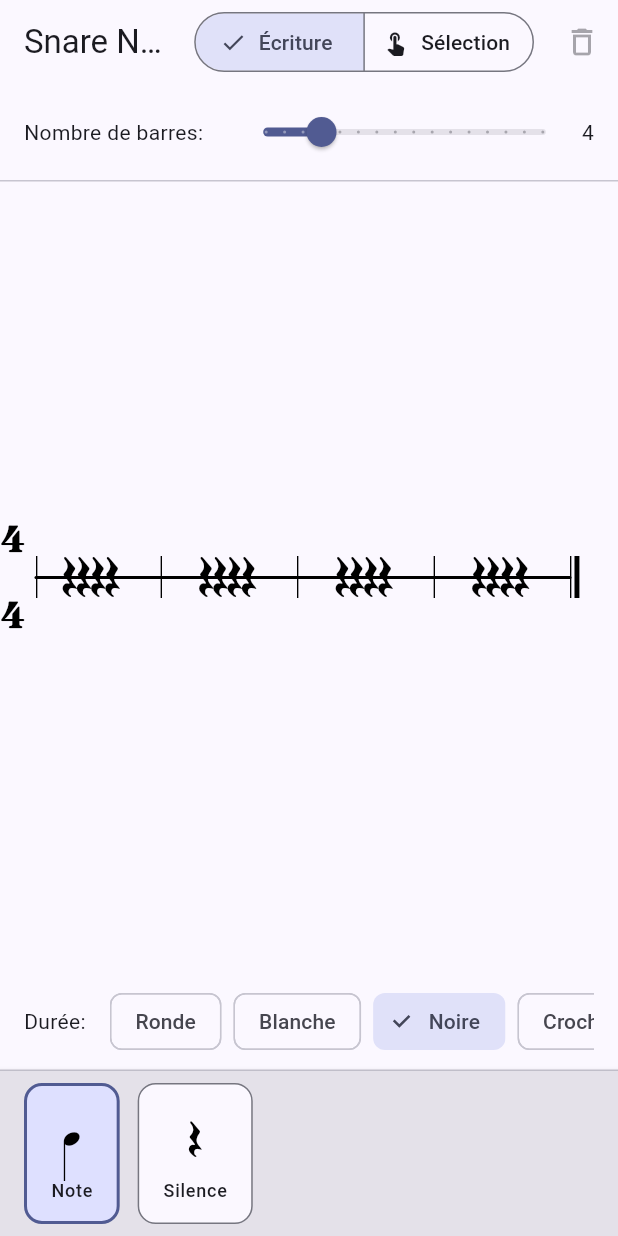
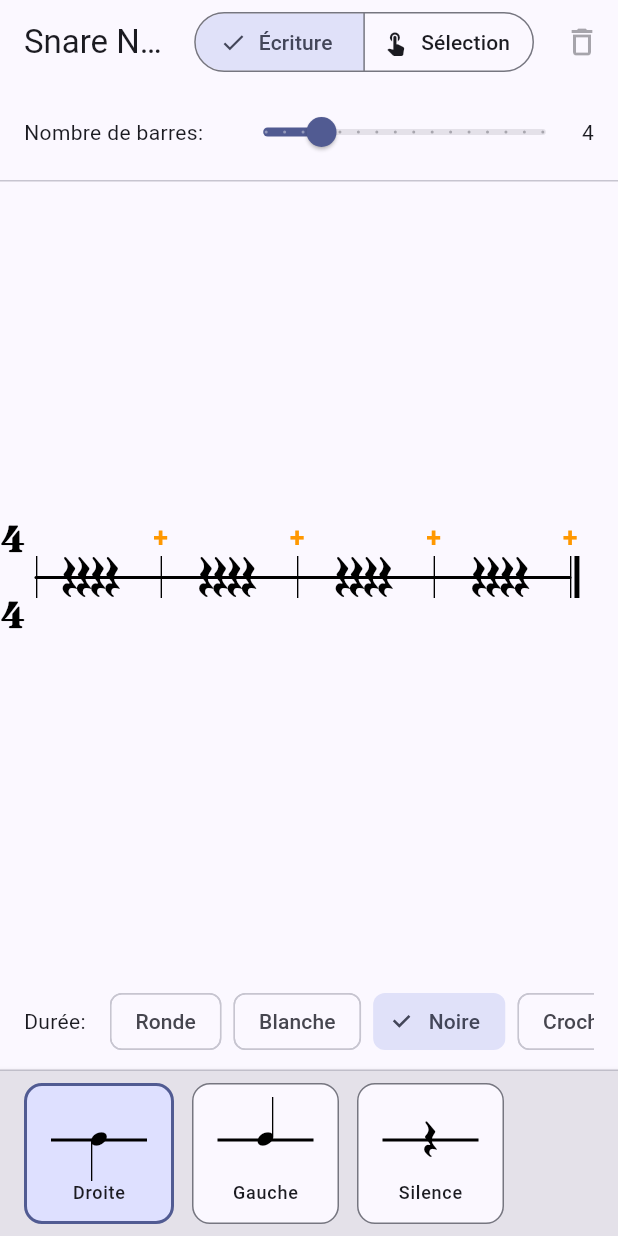
Before and after one commit to maelgui/score-notation, a Flutter app: the screen it shows after launch, on a phone screen of 412 x 824 dp. Run offline on Flutter 3.47's test engine with Material 3 defaults, Android fonts, the phone set to English and light mode, and no system bars.

Commit message:
New palette + measure too long

```diff
--- a/lib/controllers/score_controller.dart
+++ b/lib/controllers/score_controller.dart
@@ -10,6 +10,12 @@ import '../services/storage_service.dart';
 import '../utils/constants.dart';
 import '../utils/duration_converter.dart';
 import '../utils/music_symbols.dart';
+
+
+enum SelectedSymbol { right, left, rest }
+
+enum ModificationSymbol { accent, flam, drag, roll }
+
 
 /// Contrôleur pour gérer la logique métier de la partition.
 ///
@@ -90,8 +96,7 @@ class ScoreController {
   Future<void> addNoteAtBeat(
     int measureIndex, {
     required int eventIndex,
-    required bool placeAboveLine,
-    required String selectedSymbol,
+    required SelectedSymbol selectedSymbol,
     NoteDuration? selectedDuration,
   }) async {
     if (measureIndex < 0 || measureIndex >= _score.measures.length) {
@@ -110,7 +115,8 @@ class ScoreController {
         ? DurationConverter.toFraction(selectedDuration)
         : DurationFraction.quarter;
 
-    final bool isRest = selectedSymbol == MusicSymbols.restQuarter;
+    final bool isRest = selectedSymbol == SelectedSymbol.rest;
+    final bool placeAboveLine = selectedSymbol == SelectedSymbol.right;
 
     // Pas d'ornement ni d'accent
     final Ornament? ornament = null;
--- a/lib/main.dart
+++ b/lib/main.dart
@@ -52,7 +52,7 @@ class _StaffScreenState extends State<StaffScreen> {
   late final ScoreController _scoreController;
 
   Score get _score => _scoreController.score;
-  String _selectedSymbol = MusicSymbols.quarterNote;
+  SelectedSymbol _selectedSymbol = SelectedSymbol.right;
   NoteDuration? _selectedDuration = NoteDuration.quarter;
   bool _isLoading = true;
   EditMode _editMode = EditMode.write;
@@ -62,15 +62,17 @@ class _StaffScreenState extends State<StaffScreen> {
   int? _selectedEventIndex;
   SelectionState _selectionState = SelectionState();
 
-  static const List<PaletteSymbol> _availableSymbols = [
-    PaletteSymbol(label: 'Note', symbol: MusicSymbols.quarterNote),
-    PaletteSymbol(label: 'Silence', symbol: MusicSymbols.restQuarter),
+  static const List<PaletteSymbol<SelectedSymbol>> _availableSymbols = [
+    PaletteSymbol(label: 'Droite', id: SelectedSymbol.right, symbol: MusicSymbols.quarterNote),
+    PaletteSymbol(label: 'Gauche', id: SelectedSymbol.left, symbol: MusicSymbols.quarterNoteUp),
+    PaletteSymbol(label: 'Silence', id: SelectedSymbol.rest, symbol: MusicSymbols.restQuarter),
   ];
 
-  static final List<PaletteSymbol> _modificationSymbols = [
-    const PaletteSymbol(label: 'Accent', symbol: MusicSymbols.accent),
+  static final List<PaletteSymbol<ModificationSymbol>> _modificationSymbols = [
+    const PaletteSymbol(label: 'Accent', id: ModificationSymbol.accent, symbol: MusicSymbols.accent),
     PaletteSymbol(
       label: 'Flam',
+      id: ModificationSymbol.flam,
       symbol: MusicSymbols.flam,
       iconBuilder: (context, isActive) => RudimentIcon(
         graceNoteCount: 1,
@@ -79,13 +81,14 @@ class _StaffScreenState extends State<StaffScreen> {
     ),
     PaletteSymbol(
       label: 'Drag',
+      id: ModificationSymbol.drag,
       symbol: MusicSymbols.drag,
       iconBuilder: (context, isActive) => RudimentIcon(
         graceNoteCount: 2,
         isActive: isActive,
       ),
     ),
-    const PaletteSymbol(label: 'Roulement', symbol: MusicSymbols.roll),
+    const PaletteSymbol(label: 'Roulement', id: ModificationSymbol.roll, symbol: MusicSymbols.roll),
   ];
 
   @override
@@ -289,7 +292,7 @@ class _StaffScreenState extends State<StaffScreen> {
                     ],
                   ),
                 // Palette de symboles (mode écriture ou sélection sans note sélectionnée)
-                SymbolPalette(
+                SymbolPalette<SelectedSymbol>(
                   symbols: _availableSymbols,
                   selectedSymbol: _selectedSymbol,
                   onSymbolSelected: (symbol) {
@@ -312,7 +315,6 @@ class _StaffScreenState extends State<StaffScreen> {
     await _scoreController.addNoteAtBeat(
       measureIndex,
       eventIndex: eventIndex,
-      placeAboveLine: placeAboveLine,
       selectedSymbol: _selectedSymbol,
       selectedDuration: _selectedDuration,
     );
@@ -476,7 +478,7 @@ class _ModificationPalette extends StatelessWidget {
     required this.onSymbolSelected,
   });
 
-  final List<PaletteSymbol> symbols;
+  final List<PaletteSymbol<ModificationSymbol>> symbols;
   final int selectedMeasureIndex;
   final int selectedEventIndex;
   final Score score;
--- a/lib/model/duration_fraction.dart
+++ b/lib/model/duration_fraction.dart
@@ -100,6 +100,19 @@ class DurationFraction {
     return DurationFraction(newNumerator, commonDenominator).reduce();
   }
 
+  /// Divise cette fraction par une autre.
+  /// Retourne DurationFraction(0, 1) si le diviseur est zéro.
+  DurationFraction divide(DurationFraction other) {
+    if (other.numerator == 0) {
+      return const DurationFraction(0, 1);
+    }
+    // Division : (a/b) / (c/d) = (a/b) * (d/c) = (a*d) / (b*c)
+    return DurationFraction(
+      numerator * other.denominator,
+      denominator * other.numerator,
+    ).reduce();
+  }
+
   /// Convertit la fraction en double (pour calculs optionnels).
   double toDouble() => numerator / denominator;
 
--- a/lib/painters/staff_painter.dart
+++ b/lib/painters/staff_painter.dart
@@ -117,6 +117,11 @@ class StaffPainter extends CustomPainter {
       // Dessiner une barre à la fin de chaque mesure (sauf la dernière) - symbole SMuFL E030
       if (i < score.measures.length - 1) {
         _drawBarlineSymbol(canvas, MusicSymbols.barlineSingle, measureEndX, centerY);
+      }
+
+      // Afficher un '+' si la mesure a besoin de plus de place
+      if (measureWidth < requiredWidth) {
+        _drawMeasureWidthIndicator(canvas, measureEndX, centerY);
       }
 
       // Dessiner les notes de cette mesure
@@ -731,26 +736,14 @@ class StaffPainter extends CustomPainter {
   }
 
   double _computeNaturalWidth(Measure measure) {
-    final double baseUnit =
-        AppConstants.noteHeadWidth * AppConstants.noteSpacingBaseUnitFactor;
-    double totalWeight = 0;
-    for (final event in measure.events) {
-      if (event.isRest) continue;
-      totalWeight += _durationWeight(event.duration);
-    }
-    if (totalWeight <= 0) {
-      totalWeight = 1;
-    }
-    final double padding = AppConstants.noteHeadWidth;
-    return baseUnit * totalWeight + padding;
-  }
-
-  double _durationWeight(DurationFraction duration) {
-    final double durationValue = duration.toDouble();
-    if (durationValue <= 0) return 1;
-    final double quarterValue = DurationFraction.quarter.toDouble();
-    final double ratio = quarterValue / durationValue;
-    return ratio.clamp(0.25, 8.0);
+    // Find the smallest subdivision of the measure
+    final smallestSubdivision = measure.events.reduce((a, b) => a.duration.reduce() < b.duration.reduce() ? a : b).duration.reduce();
+    // Compute the equivalent number of this subdivision in the measure
+    // Use division on DurationFraction, then convert to int
+    final DurationFraction divisionResult = measure.totalDuration.reduce().divide(smallestSubdivision.reduce());
+    final int equivalentNumberOfSubdivisions = (divisionResult.toDouble()).round();
+    final double smallestSubdivisionWidth = AppConstants.noteHeadWidth * 1.5;
+    return equivalentNumberOfSubdivisions * smallestSubdivisionWidth + AppConstants.spaceBeforeBarline * 2;
   }
 
   void _logMeasureWidthWarning({
@@ -764,6 +757,36 @@ class StaffPainter extends CustomPainter {
       'required ${requiredWidth.toStringAsFixed(2)}px (natural ${naturalWidth.toStringAsFixed(2)}px, '
       'min ${ (AppConstants.noteHeadWidth * AppConstants.minMeasureWidthFactor).toStringAsFixed(2)}px). '
       'Rendering unchanged.',
+    );
+  }
+
+  /// Dessine un indicateur '+' au-dessus de la fin de la mesure pour indiquer
+  /// qu'elle a besoin de plus de place.
+  void _drawMeasureWidthIndicator(Canvas canvas, double measureEndX, double centerY) {
+    // Position du '+' : au-dessus de la fin de la mesure
+    // Utiliser une taille de police plus petite que les symboles musicaux
+    final double indicatorSize = AppConstants.symbolFontSize * 0.5;
+    final double indicatorY = centerY - AppConstants.staffSpace * 3; // Au-dessus de la portée
+
+    final textPainter = TextPainter(
+      text: TextSpan(
+        text: '+',
+        style: TextStyle(
+          fontFamily: 'Arial', // Utiliser une police standard pour le '+'
+          fontSize: indicatorSize,
+          color: Colors.orange, // Couleur orange pour attirer l'attention
+          fontWeight: FontWeight.bold,
+        ),
+      ),
+      textDirection: TextDirection.ltr,
+    )..layout();
+
+    // Centrer le '+' horizontalement sur la position X de fin de mesure
+    final double indicatorX = measureEndX - textPainter.width / 2;
+
+    textPainter.paint(
+      canvas,
+      Offset(indicatorX, indicatorY - textPainter.height / 2),
     );
   }
 
--- a/lib/widgets/symbol_palette.dart
+++ b/lib/widgets/symbol_palette.dart
@@ -6,20 +6,22 @@ typedef PaletteIconBuilder = Widget Function(
 );
 
 /// Représente un symbole affiché dans la palette.
-class PaletteSymbol {
+class PaletteSymbol<T extends Enum> {
   const PaletteSymbol({
     required this.label,
     required this.symbol,
+    required this.id,
     this.iconBuilder,
   });
 
   final String label;
   final String symbol;
+  final T id;
   final PaletteIconBuilder? iconBuilder;
 }
 
 /// Palette horizontale affichant la liste des symboles musicaux disponibles.
-class SymbolPalette extends StatelessWidget {
+class SymbolPalette<T extends Enum> extends StatelessWidget {
   const SymbolPalette({
     super.key,
     required this.symbols,
@@ -27,9 +29,9 @@ class SymbolPalette extends StatelessWidget {
     required this.onSymbolSelected,
   });
 
-  final List<PaletteSymbol> symbols;
-  final String selectedSymbol;
-  final ValueChanged<String> onSymbolSelected;
+  final List<PaletteSymbol<T>> symbols;
+  final T selectedSymbol;
+  final ValueChanged<T> onSymbolSelected;
 
   @override
   Widget build(BuildContext context) {
@@ -45,12 +47,12 @@ class SymbolPalette extends StatelessWidget {
             padding: const EdgeInsets.symmetric(horizontal: 16, vertical: 8),
             scrollDirection: Axis.horizontal,
             itemBuilder: (context, index) {
-              final PaletteSymbol option = symbols[index];
-              final bool isSelected = option.symbol == selectedSymbol;
+              final PaletteSymbol<T> option = symbols[index];
+              final bool isSelected = option.id == selectedSymbol;
               return _PaletteButton(
                 option: option,
                 isSelected: isSelected,
-                onTap: () => onSymbolSelected(option.symbol),
+                onTap: () => onSymbolSelected(option.id),
               );
             },
             separatorBuilder: (_, __) => const SizedBox(width: 12),
@@ -98,12 +100,34 @@ class _PaletteButton extends StatelessWidget {
           mainAxisSize: MainAxisSize.min,
           children: [
             option.iconBuilder?.call(context, isSelected) ??
-                Text(
-                  option.symbol,
-                  style: const TextStyle(
-                    fontFamily: 'Bravura',
-                    fontSize: 32,
-                    color: Colors.black,
+                SizedBox(
+                  width: 64,
+                  height: 48,
+                  child: Stack(
+                    alignment: Alignment.center,
+                    children: [
+                      // Ligne de portée complètement dépassant le symbole
+                      Positioned(
+                        left: 0,
+                        right: 0,
+                        top: 24,
+                        height: 2,
+                        child: Container(
+                          color: Colors.black,
+                        ),
+                      ),
+                      // Symbole de la note
+                      Center(
+                        child: Text(
+                          option.symbol,
+                          style: const TextStyle(
+                            fontFamily: 'Bravura',
+                            fontSize: 32,
+                            color: Colors.black,
+                          ),
+                        ),
+                      ),
+                    ],
                   ),
                 ),
             const SizedBox(height: 4),
```
